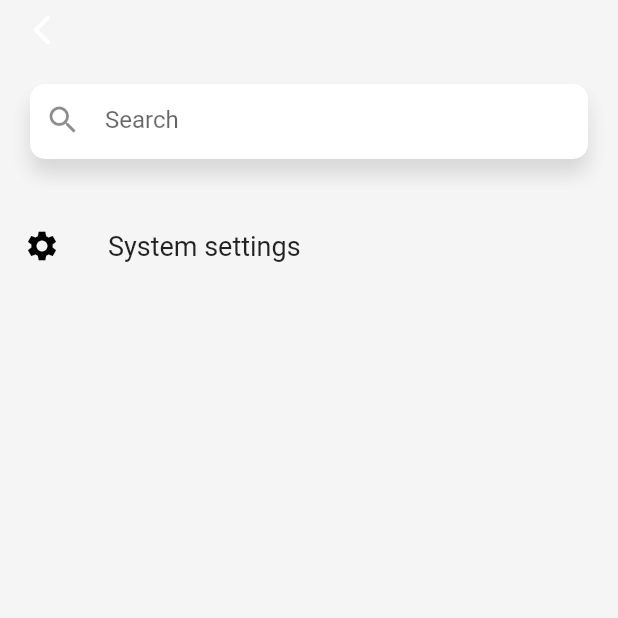
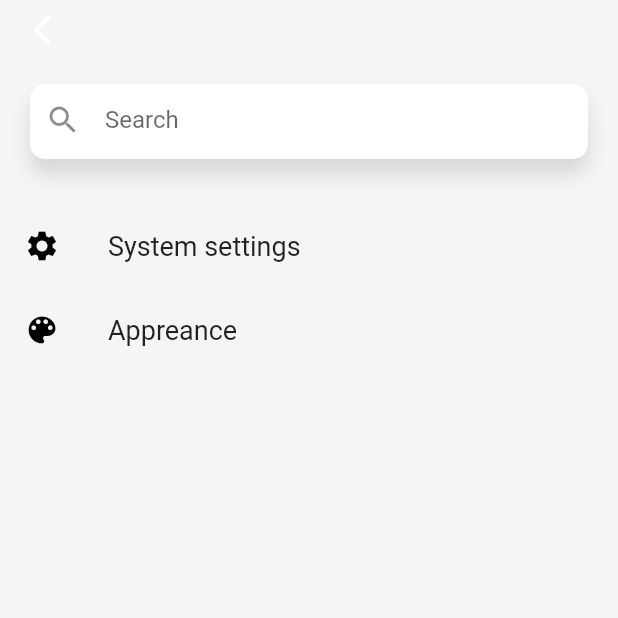
Before and after one commit to hayderux/Apollo, a Flutter app: the SettingsView screen opened directly, on a phone screen of 412 x 824 dp, the top half of it. Run offline on Flutter 3.47's test engine with Material 2 defaults, Android fonts, the phone set to English and light mode, and no system bars; our stand-ins replace bubble_tab_indicator, font_awesome_flutter; missing offline and left inert: launcher_assist, screen, wifi_iot.

Commit message:
add CustomTheme

```diff
--- /dev/null
+++ b/lib/style/CustomTheme.dart
@@ -0,0 +1,73 @@
+import 'package:apollo/style/themes.dart';
+import 'package:flutter/material.dart';
+import 'package:flutter/widgets.dart';
+
+
+class _CustomTheme extends InheritedWidget {
+  final CustomThemeState data;
+
+  _CustomTheme({
+    this.data,
+    Key key,
+    @required Widget child,
+  }) : super(key: key, child: child);
+
+  @override
+  bool updateShouldNotify(_CustomTheme oldWidget) {
+    return true;
+  }
+}
+
+class CustomTheme extends StatefulWidget {
+  final Widget child;
+  final MyThemeKeys initialThemeKey;
+
+  const CustomTheme({
+    Key key,
+    this.initialThemeKey,
+    @required this.child,
+  }) : super(key: key);
+
+  @override
+  CustomThemeState createState() => new CustomThemeState();
+
+  static ThemeData of(BuildContext context) {
+    _CustomTheme inherited =
+        (context.inheritFromWidgetOfExactType(_CustomTheme) as _CustomTheme);
+    return inherited.data.theme;
+  }
+
+  static CustomThemeState instanceOf(BuildContext context) {
+    _CustomTheme inherited =
+        (context.inheritFromWidgetOfExactType(_CustomTheme) as _CustomTheme);
+    return inherited.data;
+  }
+}
+
+class CustomThemeState extends State<CustomTheme> {
+  ThemeData _theme;
+
+  ThemeData get theme => _theme;
+
+  @override
+  void initState() {
+    _theme = Apptheme.getThemeFromKey(widget.initialThemeKey);
+    super.initState();
+  }
+
+
+
+  void changeTheme(MyThemeKeys themeKey) {
+    setState(() {
+      _theme = Apptheme.getThemeFromKey(themeKey);
+    });
+  }
+
+  @override
+  Widget build(BuildContext context) {
+    return new _CustomTheme(
+      data: this,
+      child: widget.child,
+    );
+  }
+}
--- /dev/null
+++ b/lib/style/themes.dart
@@ -0,0 +1,26 @@
+import 'package:flutter/material.dart';
+
+enum MyThemeKeys { Theme1, Theme2 }
+
+class Apptheme {
+  static final ThemeData theme1 = ThemeData(
+    //light theme
+    platform: TargetPlatform.iOS,
+    primaryColor: Color(0xff007ACC),
+  );
+
+  static final ThemeData theme2 = ThemeData(
+    platform: TargetPlatform.iOS,
+    primaryColor: Colors.deepOrange.shade800,
+  );
+  static ThemeData getThemeFromKey(MyThemeKeys themeKey) {
+    switch (themeKey) {
+      case MyThemeKeys.Theme1:
+        return theme1;
+      case MyThemeKeys.Theme2:
+        return theme2;
+      default:
+        return theme1;
+    }
+  }
+}
--- a/lib/views/settings/settings_list.dart
+++ b/lib/views/settings/settings_list.dart
@@ -15,5 +15,6 @@ List<Settingslist> settinglist = [
       icon: Icons.settings,
       ontap: () {
         LauncherAssist.launchApp('com.android.settings');
-      })
+      }),
+  Settingslist(title: 'Appreance', icon: Icons.color_lens, ontap: () {})
 ];
```
Also changed, not shown: lib/app/app.dart (+5 -2 lines), lib/main.dart (+7 -1 lines), lib/views/bottombar/contorl_center.dart (+14 -5 lines).
